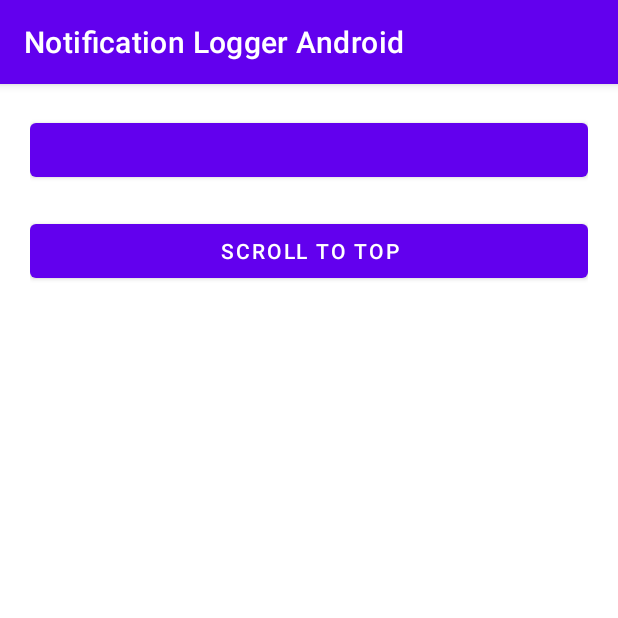
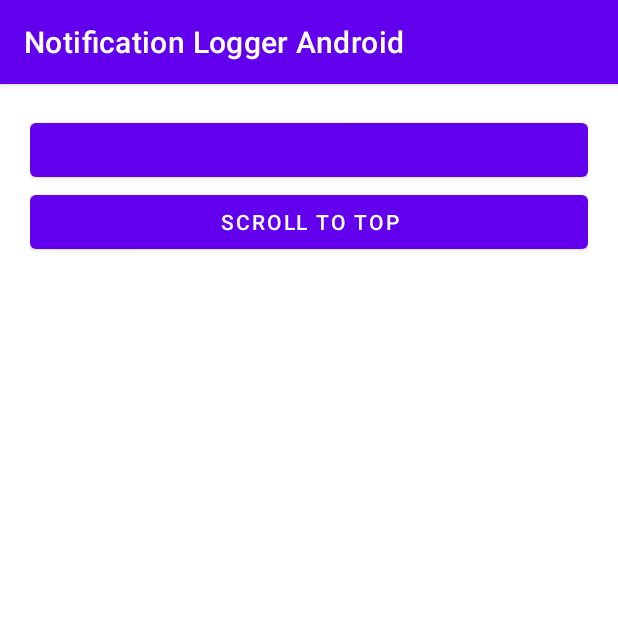
Before and after one commit to maifeeulasad/notification-logger-android, an Android app: the screen it shows after launch (MainActivity), on a phone screen of 412 x 824 dp, the top half of it. Run offline under Robolectric (Android 15) with nearby library versions, the phone set to English and light mode, and no system bars; our stand-ins replace Room's generated code, data binding; 6 statements that could not run were skipped.

Commit message:
[ux]: better service running ui-ux;

```diff
--- a/app/src/main/java/com/mua/roti/adapter/binding/BindingAdapters.kt
+++ b/app/src/main/java/com/mua/roti/adapter/binding/BindingAdapters.kt
@@ -1,7 +1,9 @@
 package com.mua.roti.adapter.binding
 
 
+import android.graphics.Color
 import android.view.View
+import android.widget.Button
 import androidx.databinding.BindingAdapter
 
 object BindingAdapters {
@@ -9,10 +11,13 @@ object BindingAdapters {
     @JvmStatic
     @BindingAdapter("visibility")
     fun setVisibility(view: View, visible: Boolean) {
-        if (visible)
-            view.visibility = View.VISIBLE
-        else
-            view.visibility = View.GONE
+        view.visibility = if (visible) View.VISIBLE else View.GONE
+    }
+
+    @JvmStatic
+    @BindingAdapter("warningColor")
+    fun setWarningColor(button: Button, visible: Boolean) {
+        button.setTextColor(if (visible) Color.GREEN else Color.RED)
     }
 
 }
--- a/app/src/main/java/com/mua/roti/viewmodel/MainViewModel.kt
+++ b/app/src/main/java/com/mua/roti/viewmodel/MainViewModel.kt
@@ -24,6 +24,7 @@ class MainViewModel(application: Application) : AndroidViewModel(application) {
     private val basicDataStore = BasicDataStore(application)
 
     val serviceRunning = basicDataStore.serviceRunning.asLiveData()
+    val serviceRunningText = MediatorLiveData("")
 
     fun setServiceRunning(serviceRunning: Boolean) {
         viewModelScope.launch(IO) {
@@ -32,7 +33,9 @@ class MainViewModel(application: Application) : AndroidViewModel(application) {
     }
 
     init {
-
+        serviceRunningText.addSource(serviceRunning) { isRunning ->
+            serviceRunningText.value = if (isRunning) "Service is running" else "Service is NOT running"
+        }
     }
 
 }
--- a/app/src/main/res/layout/activity_main.xml
+++ b/app/src/main/res/layout/activity_main.xml
@@ -19,14 +19,10 @@
 
         <Button
             android:id="@+id/btn_test"
-            android:layout_width="match_parent"
-            android:layout_height="wrap_content" />
-
-
-        <TextView
+            warningColor="@{main.serviceRunning}"
             android:layout_width="match_parent"
             android:layout_height="wrap_content"
-            android:text="@{main.serviceRunning.toString()}" />
+            android:text="@{main.serviceRunningText}" />
 
         <Button
             android:id="@+id/btn_scroll_to_top"
```
